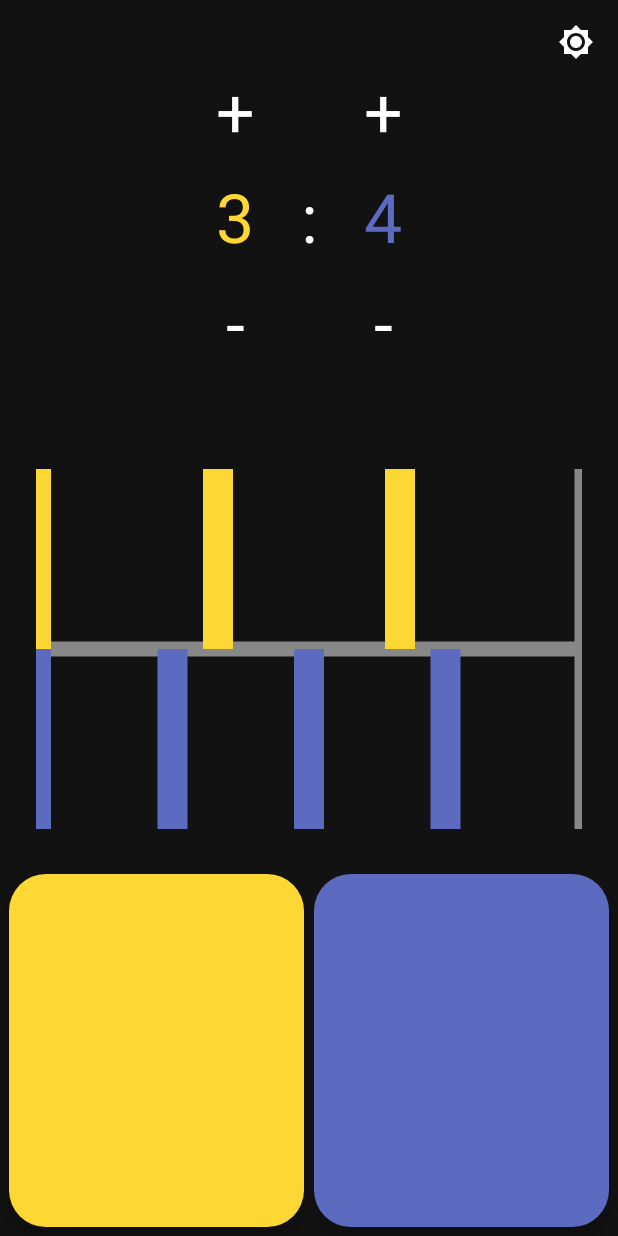
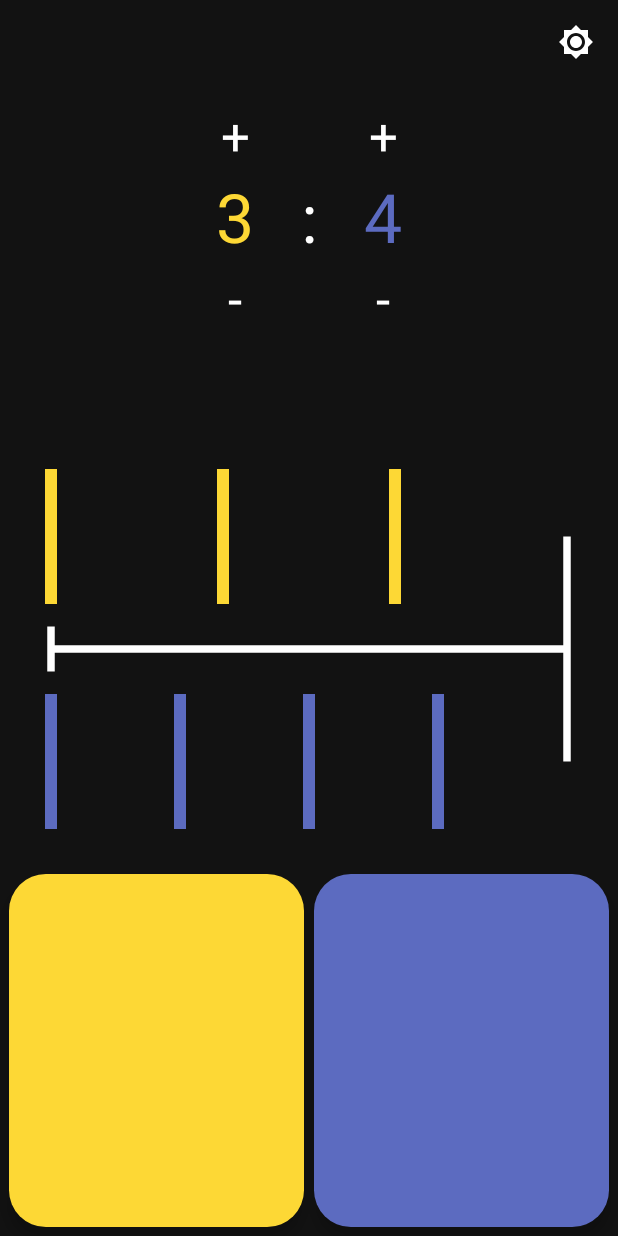
Before and after one commit to Jorkoh/PolyrhythmTrainer, an Android app: the screen it shows after launch (MainActivity), on a phone screen of 412 x 824 dp. Run offline under Robolectric (Android 15) with nearby library versions, the phone set to English and light mode, and no system bars; 3 statements that could not run were skipped.

Commit message:
Modified PolyrhythmVisualizer to adapt to screen sizes, improved layout of the visualizer and the trainer screen

```diff
--- a/app/src/main/java/com/jorkoh/polyrhythmtrainer/ui/customviews/PadView.kt
+++ b/app/src/main/java/com/jorkoh/polyrhythmtrainer/ui/customviews/PadView.kt
@@ -18,7 +18,6 @@ class PadView @JvmOverloads constructor(
         defStyleAttr: Int = 0
 ) : View(context, attrs, defStyleAttr) {
 
-    // TODO view size of stuff should depend on dp
     companion object {
         // TODO pad positions should be some kind of enum, not hardcoded values
         private const val DEFAULT_PAD_POSITION = -1
--- a/app/src/main/java/com/jorkoh/polyrhythmtrainer/ui/customviews/PolyrhythmVisualizer.kt
+++ b/app/src/main/java/com/jorkoh/polyrhythmtrainer/ui/customviews/PolyrhythmVisualizer.kt
@@ -4,6 +4,7 @@ import android.content.Context
 import android.graphics.Canvas
 import android.graphics.Color
 import android.graphics.Paint
+import android.graphics.RectF
 import android.util.AttributeSet
 import android.view.View
 import com.jorkoh.polyrhythmtrainer.R
@@ -16,11 +17,11 @@ class PolyrhythmVisualizer @JvmOverloads constructor(
 ) : View(context, attrs, defStyleAttr) {
 
     companion object {
+        private const val DEFAULT_NEUTRAL_COLOR = Color.BLACK
         private const val DEFAULT_X_RHYTHM_COLOR = Color.BLACK
         private const val DEFAULT_Y_RHYTHM_COLOR = Color.BLACK
     }
 
-    // TODO view size of stuff should depend on dp
     var polyrhythmSettings = PolyrhythmSettings()
         set(value) {
             if (field.BPM != value.BPM) {
@@ -39,22 +40,29 @@ class PolyrhythmVisualizer @JvmOverloads constructor(
     private var beatLengthMS = 60000 / polyrhythmSettings.BPM
 
     // Recalculated when changing BPM, causes redraw
-    private var xRhythmSubdivisions = calculateRhythmLineSubdivisons(polyrhythmSettings.xNumberOfBeats)
+    private var xRhythmSubdivisions =
+        calculateRhythmLineSubdivisons(polyrhythmSettings.xNumberOfBeats)
         set(value) {
             field = value
             invalidate()
         }
-    private var yRhythmSubdivisions = calculateRhythmLineSubdivisons(polyrhythmSettings.yNumberOfBeats)
+    private var yRhythmSubdivisions =
+        calculateRhythmLineSubdivisons(polyrhythmSettings.yNumberOfBeats)
         set(value) {
             field = value
             invalidate()
         }
 
     // Styled attributes
+    private var neutralColor = DEFAULT_NEUTRAL_COLOR
     private var xColor = DEFAULT_X_RHYTHM_COLOR
     private var yColor = DEFAULT_Y_RHYTHM_COLOR
 
-    // Reused
+
+    // Drawing stuff
+    private val horizontalInternalPadding = resources.displayMetrics.density * 10
+    private val rhythmLinesSeparation = resources.displayMetrics.density * 30
+    private val usableRectF = RectF()
     private val xPaint = Paint()
     private val yPaint = Paint()
     private val neutralPaint = Paint()
@@ -71,24 +79,25 @@ class PolyrhythmVisualizer @JvmOverloads constructor(
             attrs, R.styleable.RhythmVisualizer,
             0, 0
         )
+        neutralColor = typedArray.getColor(R.styleable.RhythmVisualizer_neutralColor, DEFAULT_NEUTRAL_COLOR)
         xColor = typedArray.getColor(R.styleable.RhythmVisualizer_xRhythmColor, DEFAULT_X_RHYTHM_COLOR)
         yColor = typedArray.getColor(R.styleable.RhythmVisualizer_yRhythmColor, DEFAULT_Y_RHYTHM_COLOR)
 
         typedArray.recycle()
     }
 
-    private fun setupPaints(){
+    private fun setupPaints() {
         xPaint.color = xColor
         xPaint.isAntiAlias = true
-        xPaint.strokeWidth = 30f
+        xPaint.strokeWidth = resources.displayMetrics.density * 8
 
         yPaint.color = yColor
         yPaint.isAntiAlias = true
-        yPaint.strokeWidth = 30f
+        yPaint.strokeWidth = resources.displayMetrics.density * 8
 
-        neutralPaint.color = Color.GRAY
+        neutralPaint.color = neutralColor
         neutralPaint.isAntiAlias = true
-        neutralPaint.strokeWidth = 15f
+        neutralPaint.strokeWidth = resources.displayMetrics.density * 5
     }
 
     private fun calculateRhythmLineSubdivisons(numberOfBeats: Int) =
@@ -99,35 +108,73 @@ class PolyrhythmVisualizer @JvmOverloads constructor(
         super.onDraw(canvas)
 
         // Draw neutral lines, horizontal and end
+        drawNeutralLines(canvas)
+        // Draw x lines on the top
+        drawXLines(canvas)
+        // Draw y lines on the bottom
+        drawYLines(canvas)
+    }
+
+    private fun drawNeutralLines(canvas: Canvas) {
+        // Start of beat
         canvas.drawLine(
-            0f,
-            height.toFloat() / 2,
-            width.toFloat(),
-            height.toFloat() / 2,
+            usableRectF.left,
+            usableRectF.centerY() - rhythmLinesSeparation / 2,
+            usableRectF.left,
+            usableRectF.centerY() + rhythmLinesSeparation / 2,
             neutralPaint
         )
-        canvas.drawLine(width.toFloat(), 0f, width.toFloat(), height.toFloat(), neutralPaint)
+        // Horizontal guide
+        canvas.drawLine(
+            usableRectF.left,
+            usableRectF.centerY(),
+            usableRectF.right,
+            usableRectF.centerY(),
+            neutralPaint
+        )
+        // End of beat
+        canvas.drawLine(
+            usableRectF.right,
+            usableRectF.top + (usableRectF.height() / 2 - rhythmLinesSeparation) / 2,
+            usableRectF.right,
+            usableRectF.bottom - (usableRectF.height() / 2 - rhythmLinesSeparation) / 2,
+            neutralPaint
+        )
+    }
 
-        // Draw x lines on the top
+    private fun drawXLines(canvas: Canvas) {
         for (subdivision in xRhythmSubdivisions) {
             canvas.drawLine(
-                width * subdivision,
-                height.toFloat() / 2,
-                width * subdivision,
-                0f,
+                usableRectF.left + usableRectF.width() * subdivision,
+                usableRectF.centerY() - rhythmLinesSeparation,
+                usableRectF.left + usableRectF.width() * subdivision,
+                usableRectF.top,
                 xPaint
             )
         }
+    }
 
-        // Draw y lines on the bottom
+    private fun drawYLines(canvas: Canvas) {
         for (subdivision in yRhythmSubdivisions) {
             canvas.drawLine(
-                width * subdivision,
-                height.toFloat() / 2,
-                width * subdivision,
-                height.toFloat(),
+                usableRectF.left + usableRectF.width() * subdivision,
+                usableRectF.centerY() + rhythmLinesSeparation,
+                usableRectF.left + usableRectF.width() * subdivision,
+                usableRectF.bottom,
                 yPaint
             )
         }
     }
+
+    override fun onSizeChanged(w: Int, h: Int, oldw: Int, oldh: Int) {
+        super.onSizeChanged(w, h, oldw, oldh)
+
+        // Size of the pad itself
+        usableRectF.set(
+            paddingLeft + horizontalInternalPadding,
+            paddingTop.toFloat(),
+            w - (paddingRight + horizontalInternalPadding),
+            (h - paddingBottom).toFloat()
+        )
+    }
 }
--- a/app/src/main/res/layout-land/fragment_trainer.xml
+++ b/app/src/main/res/layout-land/fragment_trainer.xml
@@ -11,7 +11,14 @@
         android:layout_width="wrap_content"
         android:layout_height="wrap_content"
         android:orientation="horizontal"
-        app:layout_constraintGuide_percent="0.4" />
+        app:layout_constraintGuide_percent="0.38" />
+
+    <androidx.constraintlayout.widget.Guideline
+        android:id="@+id/top_second_guideline"
+        android:layout_width="wrap_content"
+        android:layout_height="wrap_content"
+        android:orientation="horizontal"
+        app:layout_constraintGuide_percent="0.45" />
 
     <androidx.constraintlayout.widget.Guideline
         android:id="@+id/left_guideline"
@@ -48,7 +55,7 @@
         android:layout_width="wrap_content"
         android:layout_height="wrap_content"
         android:orientation="vertical"
-        app:layout_constraintBottom_toTopOf="@id/top_guideline"
+        app:layout_constraintBottom_toTopOf="@id/top_second_guideline"
         app:layout_constraintEnd_toStartOf="@id/number_of_beats_picker_separator"
         app:layout_constraintHorizontal_chainStyle="packed"
         app:layout_constraintStart_toEndOf="@id/left_guideline"
@@ -59,8 +66,13 @@
             style="@style/Widget.MaterialComponents.Button.TextButton"
             android:layout_width="wrap_content"
             android:layout_height="wrap_content"
+            android:insetLeft="0dp"
+            android:insetTop="0dp"
+            android:insetRight="0dp"
+            android:insetBottom="0dp"
+            android:padding="0dp"
             android:text="@string/increase_button_text"
-            android:textAppearance="@style/TextAppearance.AppCompat.Display2"
+            android:textAppearance="@style/TextAppearance.AppCompat.Display1"
             android:textColor="?attr/colorOnBackground" />
 
         <TextView
@@ -70,15 +82,20 @@
             android:gravity="center"
             android:text="@string/polyrhythm_default_x_beats"
             android:textAppearance="@style/TextAppearance.AppCompat.Display2"
-            android:textColor="@color/yRhythmColor" />
+            android:textColor="@color/xRhythmColor" />
 
         <com.google.android.material.button.MaterialButton
             android:id="@+id/x_number_of_beats_decrease_button"
             style="@style/Widget.MaterialComponents.Button.TextButton"
             android:layout_width="wrap_content"
             android:layout_height="wrap_content"
+            android:insetLeft="0dp"
+            android:insetTop="0dp"
+            android:insetRight="0dp"
+            android:insetBottom="0dp"
+            android:padding="0dp"
             android:text="@string/decrease_button_text"
-            android:textAppearance="@style/TextAppearance.AppCompat.Display2"
+            android:textAppearance="@style/TextAppearance.AppCompat.Display1"
             android:textColor="?attr/colorOnBackground" />
 
     </LinearLayout>
@@ -89,7 +106,7 @@
         android:layout_height="wrap_content"
         android:text="@string/polyrhythm_separator"
         android:textAppearance="@style/TextAppearance.AppCompat.Display2"
-        app:layout_constraintBottom_toTopOf="@id/top_guideline"
+        app:layout_constraintBottom_toTopOf="@id/top_second_guideline"
         app:layout_constraintEnd_toStartOf="@id/y_number_of_beats_picker_layout"
         app:layout_constraintStart_toEndOf="@id/x_number_of_beats_picker_layout"
         app:layout_constraintTop_toTopOf="parent" />
@@ -99,7 +116,7 @@
         android:layout_width="wrap_content"
         android:layout_height="wrap_content"
         android:orientation="vertical"
-        app:layout_constraintBottom_toTopOf="@id/top_guideline"
+        app:layout_constraintBottom_toTopOf="@id/top_second_guideline"
         app:layout_constraintEnd_toStartOf="@id/right_guideline"
         app:layout_constraintStart_toEndOf="@id/number_of_beats_picker_separator"
         app:layout_constraintTop_toTopOf="parent">
@@ -109,8 +126,13 @@
             style="@style/Widget.MaterialComponents.Button.TextButton"
             android:layout_width="wrap_content"
             android:layout_height="wrap_content"
+            android:insetLeft="0dp"
+            android:insetTop="0dp"
+            android:insetRight="0dp"
+            android:insetBottom="0dp"
+            android:padding="0dp"
             android:text="@string/increase_button_text"
-            android:textAppearance="@style/TextAppearance.AppCompat.Display2"
+            android:textAppearance="@style/TextAppearance.AppCompat.Display1"
             android:textColor="?attr/colorOnBackground" />
 
         <TextView
@@ -127,8 +149,13 @@
             style="@style/Widget.MaterialComponents.Button.TextButton"
             android:layout_width="wrap_content"
             android:layout_height="wrap_content"
+            android:insetLeft="0dp"
+            android:insetTop="0dp"
+            android:insetRight="0dp"
+            android:insetBottom="0dp"
+            android:padding="0dp"
             android:text="@string/decrease_button_text"
-            android:textAppearance="@style/TextAppearance.AppCompat.Display2"
+            android:textAppearance="@style/TextAppearance.AppCompat.Display1"
             android:textColor="?attr/colorOnBackground" />
 
     </LinearLayout>
@@ -141,7 +168,8 @@
         app:layout_constraintBottom_toBottomOf="parent"
         app:layout_constraintEnd_toStartOf="@id/right_guideline"
         app:layout_constraintStart_toEndOf="@id/left_guideline"
-        app:layout_constraintTop_toBottomOf="@id/top_guideline"
+        app:layout_constraintTop_toBottomOf="@id/top_second_guideline"
+        app:neutralColor="?attr/colorOnBackground"
         app:xRhythmColor="@color/xRhythmColor"
         app:yRhythmColor="@color/yRhythmColor" />
 
--- a/app/src/main/res/layout/fragment_trainer.xml
+++ b/app/src/main/res/layout/fragment_trainer.xml
@@ -52,8 +52,13 @@
             style="@style/Widget.MaterialComponents.Button.TextButton"
             android:layout_width="wrap_content"
             android:layout_height="wrap_content"
+            android:insetLeft="0dp"
+            android:insetTop="0dp"
+            android:insetRight="0dp"
+            android:insetBottom="0dp"
+            android:padding="0dp"
             android:text="@string/increase_button_text"
-            android:textAppearance="@style/TextAppearance.AppCompat.Display2"
+            android:textAppearance="@style/TextAppearance.AppCompat.Display1"
             android:textColor="?attr/colorOnBackground" />
 
         <TextView
@@ -70,8 +75,13 @@
             style="@style/Widget.MaterialComponents.Button.TextButton"
             android:layout_width="wrap_content"
             android:layout_height="wrap_content"
+            android:insetLeft="0dp"
+            android:insetTop="0dp"
+            android:insetRight="0dp"
+            android:insetBottom="0dp"
+            android:padding="0dp"
             android:text="@string/decrease_button_text"
-            android:textAppearance="@style/TextAppearance.AppCompat.Display2"
+            android:textAppearance="@style/TextAppearance.AppCompat.Display1"
             android:textColor="?attr/colorOnBackground" />
 
     </LinearLayout>
@@ -102,8 +112,13 @@
             style="@style/Widget.MaterialComponents.Button.TextButton"
             android:layout_width="wrap_content"
             android:layout_height="wrap_content"
+            android:insetLeft="0dp"
+            android:insetTop="0dp"
+            android:insetRight="0dp"
+            android:insetBottom="0dp"
+            android:padding="0dp"
             android:text="@string/increase_button_text"
-            android:textAppearance="@style/TextAppearance.AppCompat.Display2"
+            android:textAppearance="@style/TextAppearance.AppCompat.Display1"
             android:textColor="?attr/colorOnBackground" />
 
         <TextView
@@ -120,8 +135,13 @@
             style="@style/Widget.MaterialComponents.Button.TextButton"
             android:layout_width="wrap_content"
             android:layout_height="wrap_content"
+            android:insetLeft="0dp"
+            android:insetTop="0dp"
+            android:insetRight="0dp"
+            android:insetBottom="0dp"
+            android:padding="0dp"
             android:text="@string/decrease_button_text"
-            android:textAppearance="@style/TextAppearance.AppCompat.Display2"
+            android:textAppearance="@style/TextAppearance.AppCompat.Display1"
             android:textColor="?attr/colorOnBackground" />
 
     </LinearLayout>
@@ -135,6 +155,7 @@
         app:layout_constraintEnd_toEndOf="parent"
         app:layout_constraintStart_toStartOf="parent"
         app:layout_constraintTop_toBottomOf="@id/guideline_above_visualizer"
+        app:neutralColor="?attr/colorOnBackground"
         app:xRhythmColor="@color/xRhythmColor"
         app:yRhythmColor="@color/yRhythmColor" />
 
--- a/app/src/main/res/values/attrs.xml
+++ b/app/src/main/res/values/attrs.xml
@@ -7,6 +7,7 @@
     </declare-styleable>
 
     <declare-styleable name="RhythmVisualizer">
+        <attr name="neutralColor" format="color" />
         <attr name="xRhythmColor" format="color" />
         <attr name="yRhythmColor" format="color" />
     </declare-styleable>
```
